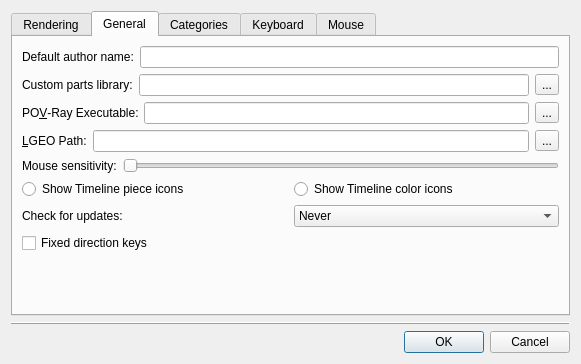
The window that lclib/qt/lc_qpreferencesdialog.ui (trevorsandy/lpub3d-ci) describes before a commit, drawn with Qt 5.
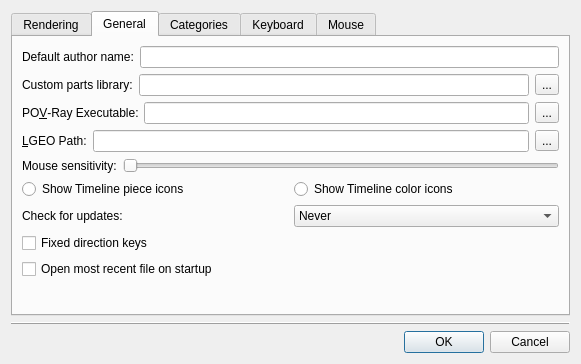
The same window after the commit. The open tabs and pages were chosen to show the change.

The edit to the form file:
```diff
--- a/lclib/qt/lc_qpreferencesdialog.ui
+++ b/lclib/qt/lc_qpreferencesdialog.ui
@@ -646,6 +646,13 @@
          </property>
         </widget>
        </item>
+       <item>
+        <widget class="QCheckBox" name="autoLoadMostRecent">
+         <property name="text">
+          <string>Open most recent file on startup</string>
+         </property>
+        </widget>
+       </item>
        <item>
         <spacer name="verticalSpacer_2">
          <property name="orientation">
```
Left out of the diff: 2 changed lines with no effect on the pictures.
